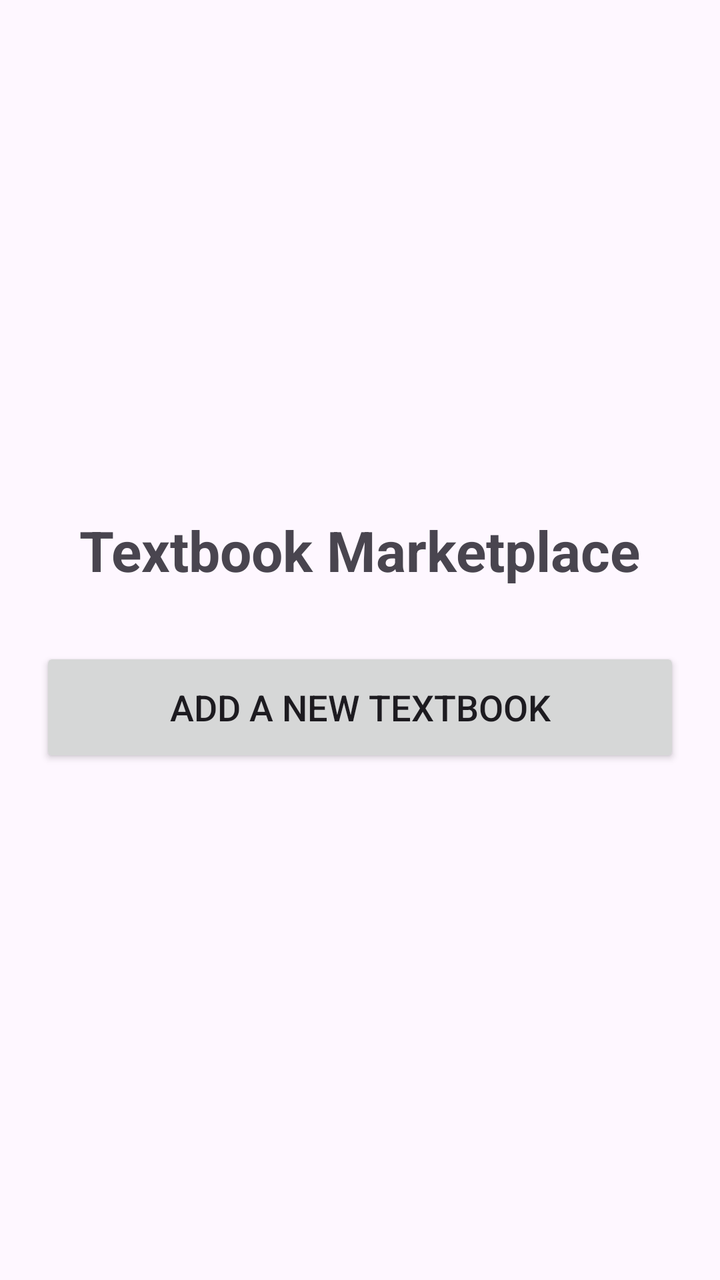
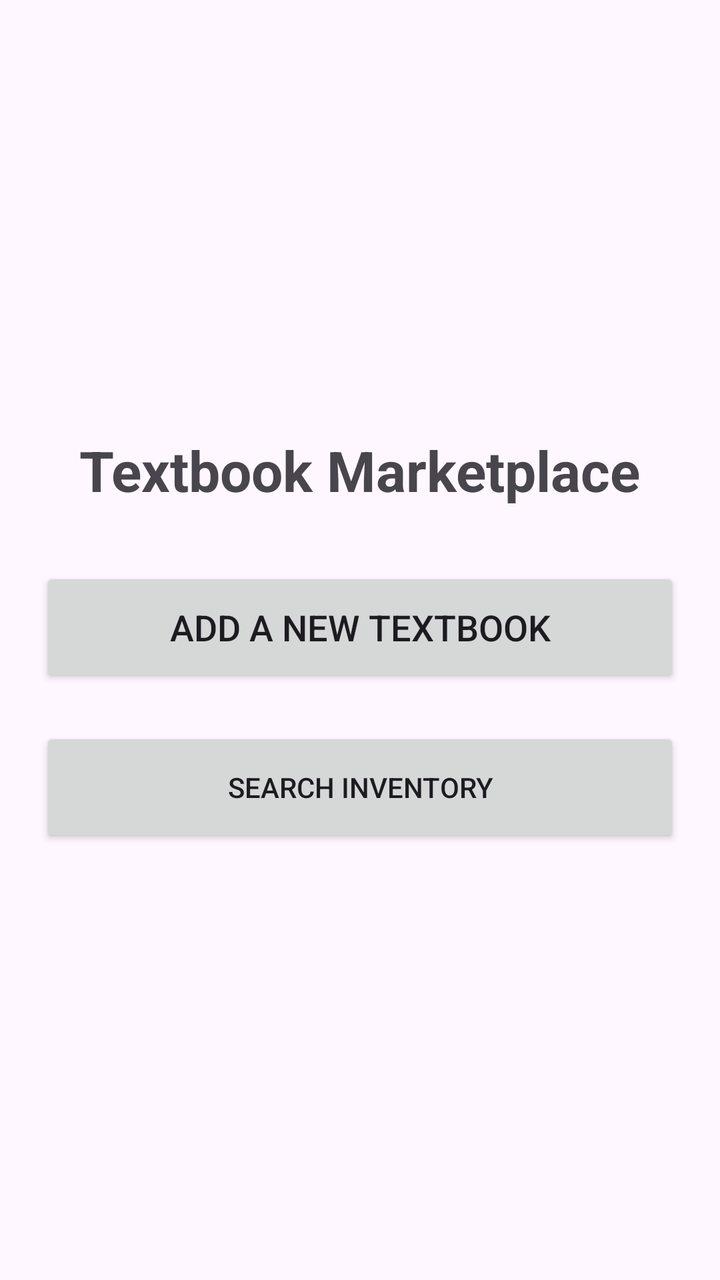

Compare the two renders of this Android layout. The source of the first and the diff that turns it into the second are given below.
<!-- AndroidManifest.xml: application theme Theme.TextbookMarketplace -->
<!-- res/layout/activity_main.xml -->
<?xml version="1.0" encoding="utf-8"?>
<LinearLayout xmlns:android="http://schemas.android.com/apk/res/android"
    android:layout_width="match_parent"
    android:layout_height="match_parent"
    android:orientation="vertical"
    android:gravity="center"
    android:padding="20dp">

    <TextView
        android:layout_width="wrap_content"
        android:layout_height="wrap_content"
        android:text="Textbook Marketplace"
        android:textSize="28sp"
        android:textStyle="bold"
        android:layout_marginBottom="30dp"/>

    <Button
        android:id="@+id/btnAddBook"
        android:layout_width="match_parent"
        android:layout_height="60dp"
        android:text="Add a New Textbook"
        android:textSize="18sp"/>

</LinearLayout>
<!-- resources referenced by this layout -->
<resources>
  <style name="Theme.TextbookMarketplace" parent="Base.Theme.TextbookMarketplace" />
  <style name="Base.Theme.TextbookMarketplace" parent="Theme.Material3.DayNight.NoActionBar">
          
          
      </style>
</resources>

<!-- the commit's change to res/layout/activity_main.xml (unified diff, before → after) -->
@@ -20,5 +20,11 @@
         android:layout_height="60dp"
         android:text="Add a New Textbook"
         android:textSize="18sp"/>
+    <Button
+        android:id="@+id/btnGoToSearch"
+        android:layout_width="match_parent"
+        android:layout_height="60dp"
+        android:layout_marginTop="20dp"
+        android:text="Search Inventory"/>
 
 </LinearLayout>
